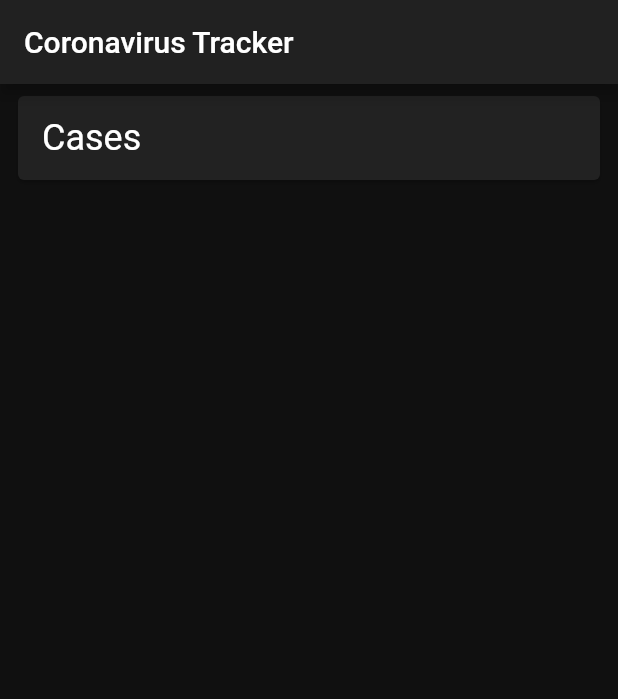
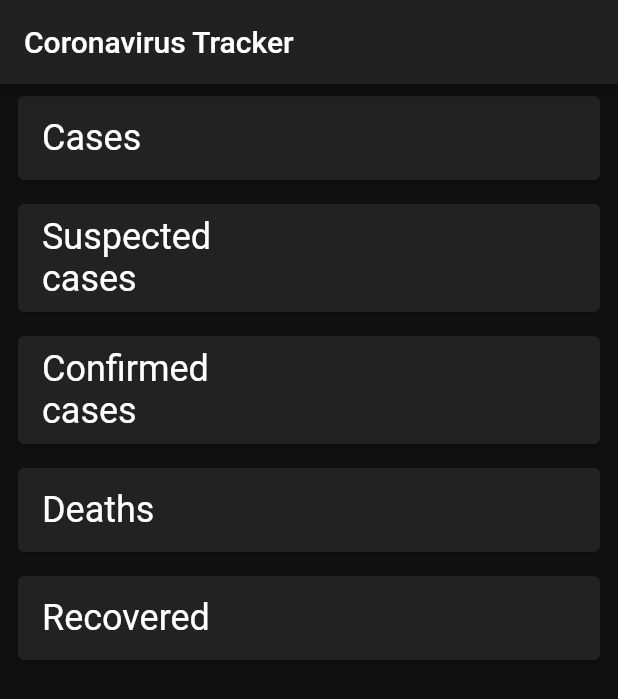
Before and after one commit to samuelematias/coronavirus_rest_api_flutter_course, a Flutter app: the screen it shows after launch, on a phone screen of 412 x 824 dp. Shown: the top 699 px of the screen. Run offline on Flutter 3.47's test engine with Material 2 defaults, Android fonts, the phone set to English and light mode, and no system bars; network calls fail.

Commit message:
feat(widget): show-all-cards

```diff
--- a/lib/ui/dashboard.dart
+++ b/lib/ui/dashboard.dart
@@ -1,4 +1,5 @@
 import 'package:coronavirus_rest_api_flutter_course/app/repositories/data_repository.dart';
+import 'package:coronavirus_rest_api_flutter_course/app/repositories/endpoints_data.dart';
 import 'package:coronavirus_rest_api_flutter_course/app/services/api.dart';
 import 'package:coronavirus_rest_api_flutter_course/ui/endpoint_card.dart';
 import 'package:flutter/material.dart';
@@ -10,7 +11,7 @@ class Dashboard extends StatefulWidget {
 }
 
 class _DashboardState extends State<Dashboard> {
-  int _cases;
+  EndpointsData _endpointsData;
 
   @override
   void initState() {
@@ -19,9 +20,9 @@ class _DashboardState extends State<Dashboard> {
   }
 
   Future<void> _updateData() async {
-    final dataRepository = context.read<DataRepository>();
-    final cases = await dataRepository.getEndpointData(Endpoint.cases);
-    setState(() => _cases = cases);
+    final dataRepository = Provider.of<DataRepository>(context, listen: false);
+    final endpointsData = await dataRepository.getAllEndpointsData();
+    setState(() => _endpointsData = endpointsData);
   }
 
   @override
@@ -34,10 +35,13 @@ class _DashboardState extends State<Dashboard> {
         onRefresh: _updateData,
         child: ListView(
           children: <Widget>[
-            EndpointCard(
-              endpoint: Endpoint.cases,
-              value: _cases,
-            ),
+            for (var endpoint in Endpoint.values)
+              EndpointCard(
+                endpoint: endpoint,
+                value: _endpointsData != null
+                    ? _endpointsData.values[endpoint]
+                    : null,
+              ),
           ],
         ),
       ),
--- a/lib/ui/endpoint_card.dart
+++ b/lib/ui/endpoint_card.dart
@@ -5,6 +5,14 @@ class EndpointCard extends StatelessWidget {
   const EndpointCard({Key key, this.endpoint, this.value}) : super(key: key);
   final Endpoint endpoint;
   final int value;
+
+  static Map<Endpoint, String> _cardTitles = {
+    Endpoint.cases: 'Cases',
+    Endpoint.casesSuspected: 'Suspected cases',
+    Endpoint.casesConfirmed: 'Confirmed cases',
+    Endpoint.deaths: 'Deaths',
+    Endpoint.recovered: 'Recovered',
+  };
 
   @override
   Widget build(BuildContext context) {
@@ -16,15 +24,17 @@ class EndpointCard extends StatelessWidget {
           child: Row(
             mainAxisAlignment: MainAxisAlignment.spaceBetween,
             children: <Widget>[
-              Text(
-                'Cases',
-                style: Theme.of(context).textTheme.headline5,
+              Flexible(
+                child: Text(
+                  _cardTitles[endpoint],
+                  style: Theme.of(context).textTheme.headline5,
+                ),
               ),
-              Text(
-                value?.toString() ?? '',
-                //This is the same as:
-                // value != null ? value.toString() : '',
-                style: Theme.of(context).textTheme.headline4,
+              Flexible(
+                child: Text(
+                  value != null ? value.toString() : '',
+                  style: Theme.of(context).textTheme.headline4,
+                ),
               ),
             ],
           ),
```
